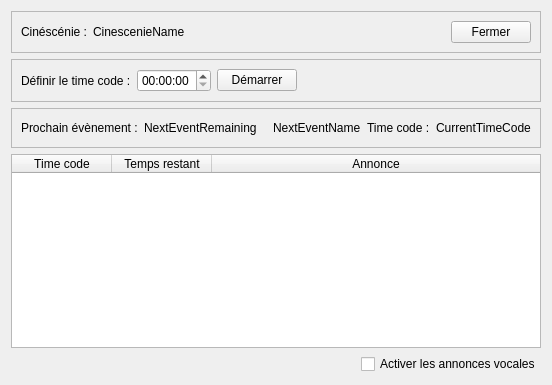
Folcogh/NVM, file src/ExecCinescenie.ui: the form before one commit.
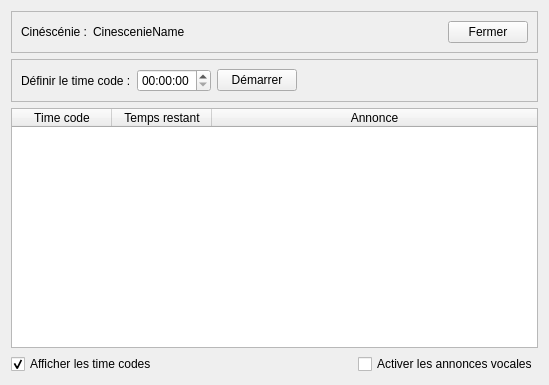
The form after the commit.

Commit message: - modified (and simplified) layout of ExecCinescenie - add a checkbox making the time code column hidable - removed debug line in main.cpp

Patch:
```diff
--- a/src/ExecCinescenie.ui
+++ b/src/ExecCinescenie.ui
@@ -106,82 +106,6 @@
      </layout>
     </widget>
    </item>
-   <item>
-    <widget class="QFrame" name="FrameEvent">
-     <property name="frameShape">
-      <enum>QFrame::StyledPanel</enum>
-     </property>
-     <property name="frameShadow">
-      <enum>QFrame::Raised</enum>
-     </property>
-     <layout class="QHBoxLayout" name="horizontalLayout_2">
-      <item>
-       <widget class="QLabel" name="LabelNextEvent">
-        <property name="text">
-         <string>Prochain évènement :</string>
-        </property>
-       </widget>
-      </item>
-      <item>
-       <widget class="QLabel" name="LabelNextEventRemaining">
-        <property name="text">
-         <string>NextEventRemaining</string>
-        </property>
-       </widget>
-      </item>
-      <item>
-       <spacer name="HSpacerEvent">
-        <property name="orientation">
-         <enum>Qt::Horizontal</enum>
-        </property>
-        <property name="sizeType">
-         <enum>QSizePolicy::Fixed</enum>
-        </property>
-        <property name="sizeHint" stdset="0">
-         <size>
-          <width>10</width>
-          <height>20</height>
-         </size>
-        </property>
-       </spacer>
-      </item>
-      <item>
-       <widget class="QLabel" name="LabelNextEventName">
-        <property name="text">
-         <string>NextEventName</string>
-        </property>
-       </widget>
-      </item>
-      <item>
-       <spacer name="HSpacerEvent2">
-        <property name="orientation">
-         <enum>Qt::Horizontal</enum>
-        </property>
-        <property name="sizeHint" stdset="0">
-         <size>
-          <width>40</width>
-          <height>20</height>
-         </size>
-        </property>
-       </spacer>
-      </item>
-      <item>
-       <widget class="QLabel" name="LabelTimecode">
-        <property name="text">
-         <string>Time code :</string>
-        </property>
-       </widget>
-      </item>
-      <item>
-       <widget class="QLabel" name="LabelCurrentTimecode">
-        <property name="text">
-         <string>CurrentTimeCode</string>
-        </property>
-       </widget>
-      </item>
-     </layout>
-    </widget>
-   </item>
    <item>
     <widget class="QTableWidget" name="TableEvents">
      <property name="editTriggers">
@@ -215,6 +139,16 @@
    </item>
    <item>
     <layout class="QHBoxLayout" name="HLayoutVocalAnnouncement">
+     <item>
+      <widget class="QCheckBox" name="CheckboxDisplayTimecode">
+       <property name="text">
+        <string>Afficher les time codes</string>
+       </property>
+       <property name="checked">
+        <bool>true</bool>
+       </property>
+      </widget>
+     </item>
      <item>
       <spacer name="HSpacerVocalAnnouncement">
        <property name="orientation">
```
The commit also changes 4 other files.
